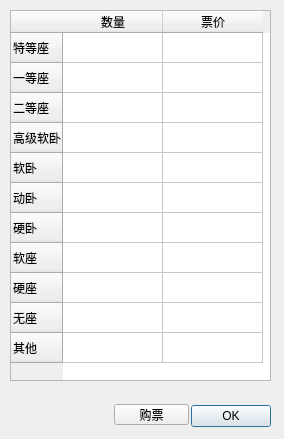
This is 12306/dialog.ui in curlstyle/12306_search as Qt 5 draws it before an edit. The edited form follows.
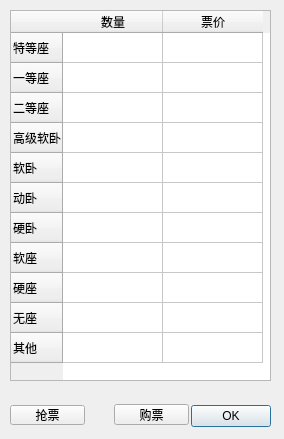
This is the edited form.

Commit message: 更新了抢票功能，自己测试了一下午，一张票都没抢到。。。。。。使用QMovie的窗体还有点问题。

```diff
--- a/12306/dialog.ui
+++ b/12306/dialog.ui
@@ -123,6 +123,31 @@
     <string>购票</string>
    </property>
   </widget>
+  <widget class="QPushButton" name="pushButton_2">
+   <property name="geometry">
+    <rect>
+     <x>10</x>
+     <y>405</y>
+     <width>75</width>
+     <height>20</height>
+    </rect>
+   </property>
+   <property name="text">
+    <string>抢票</string>
+   </property>
+   <property name="autoRepeat">
+    <bool>false</bool>
+   </property>
+   <property name="autoDefault">
+    <bool>true</bool>
+   </property>
+   <property name="default">
+    <bool>false</bool>
+   </property>
+   <property name="flat">
+    <bool>false</bool>
+   </property>
+  </widget>
  </widget>
  <resources/>
  <connections>
```
Left out of the diff: 34 changed lines with no effect on the pictures. The commit also changes 18 other files.
